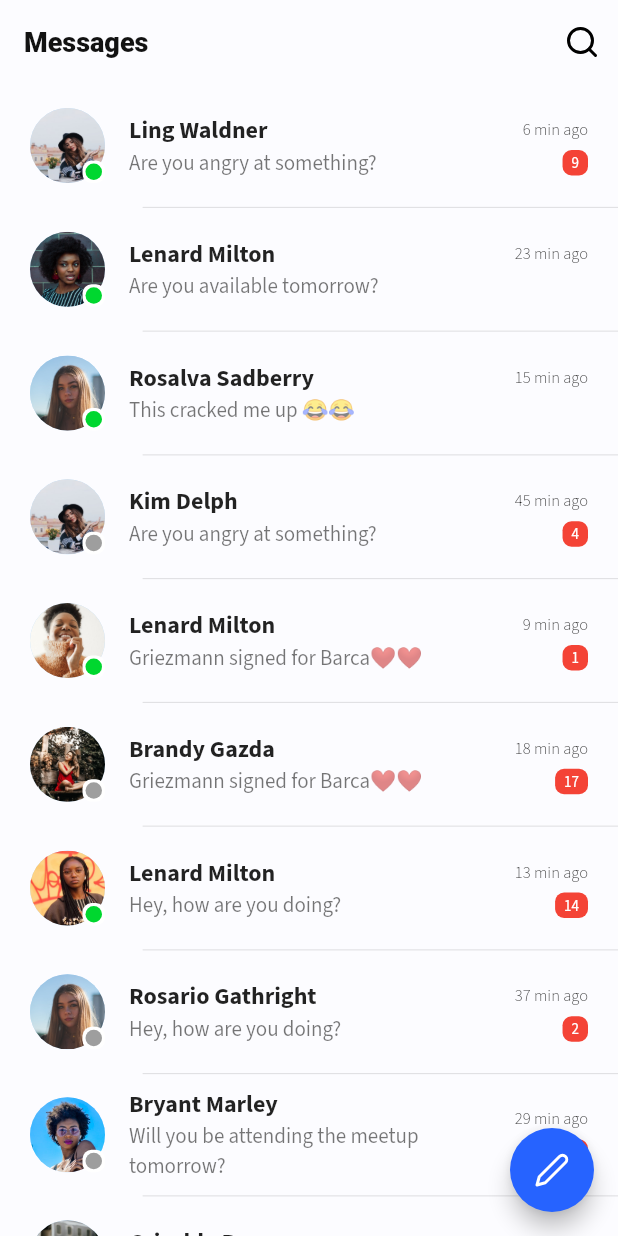
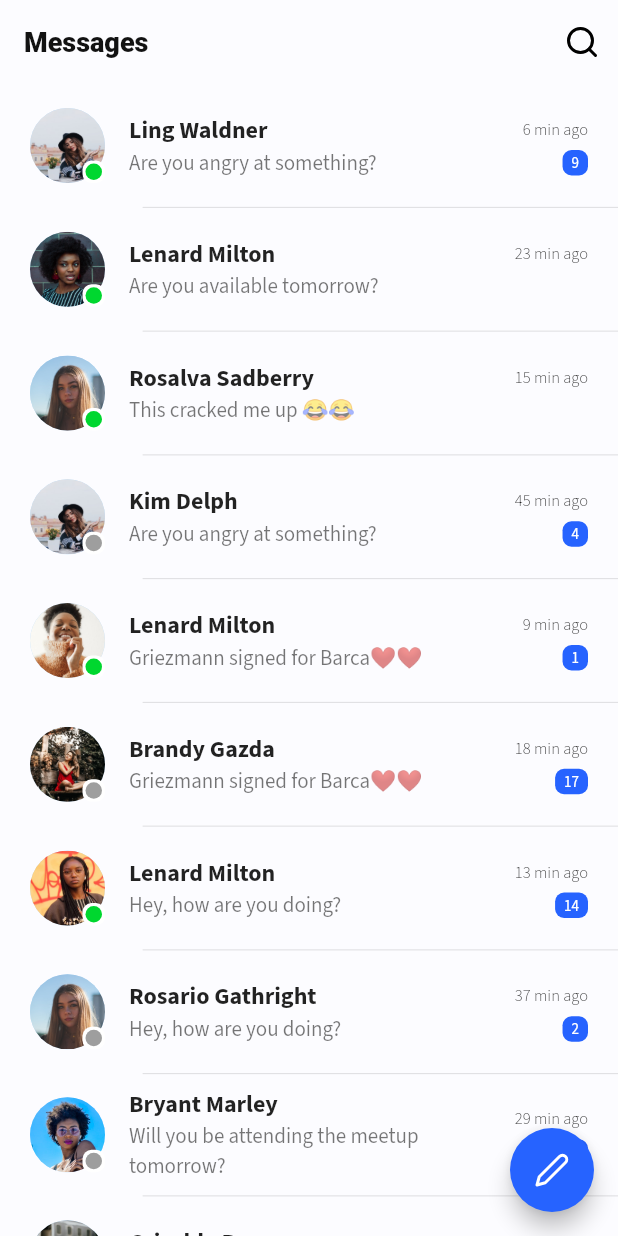
Before and after one commit to JideGuru/FlutterSocialAppUIKit, a Flutter app: the Chats screen opened directly, on a phone screen of 412 x 824 dp. Run offline on Flutter 3.47's test engine with Material 2 defaults, Android fonts, the phone set to English and light mode, and no system bars; our stand-ins replace cloud_firestore, firebase_auth, flutter_icons, google_fonts; accounts and stored records are empty.

Commit message:
Code cleanup

```diff
--- a/lib/components/chat_item.dart
+++ b/lib/components/chat_item.dart
@@ -108,7 +108,7 @@ class _ChatItemState extends State<ChatItem> {
       return Container(
         padding: EdgeInsets.all(1),
         decoration: BoxDecoration(
-          color: Colors.red,
+          color: Theme.of(context).accentColor,
           borderRadius: BorderRadius.circular(6),
         ),
         constraints: BoxConstraints(
--- a/lib/util/theme_config.dart
+++ b/lib/util/theme_config.dart
@@ -16,16 +16,7 @@ class ThemeConfig {
     accentColor: lightAccent,
     cursorColor: lightAccent,
     scaffoldBackgroundColor: lightBG,
-    appBarTheme: AppBarTheme(
-      elevation: 0,
-      textTheme: TextTheme(
-        title: TextStyle(
-          color: darkBG,
-          fontSize: 18.0,
-          fontWeight: FontWeight.w800,
-        ),
-      ),
-    ),
+    appBarTheme: appBarTheme(darkBG),
   );
 
   static ThemeData darkTheme = ThemeData(
@@ -35,17 +26,21 @@ class ThemeConfig {
     accentColor: darkAccent,
     scaffoldBackgroundColor: darkBG,
     cursorColor: darkAccent,
-    appBarTheme: AppBarTheme(
+    appBarTheme: appBarTheme(lightBG),
+  );
+
+  static AppBarTheme appBarTheme(Color titleColor) {
+    return AppBarTheme(
       elevation: 0,
       textTheme: TextTheme(
-        title: TextStyle(
-          color: lightBG,
+        headline6: TextStyle(
+          color: titleColor,
           fontSize: 18.0,
           fontWeight: FontWeight.w800,
         ),
       ),
-    ),
-  );
+    );
+  }
 
   static BoxShadow cardShadow = BoxShadow(
     color: lightAccent.withOpacity(0.1),
--- a/lib/view_models/auth/login_view_model.dart
+++ b/lib/view_models/auth/login_view_model.dart
@@ -36,7 +36,7 @@ class LoginViewModel extends ChangeNotifier {
           '${auth.handleFirebaseAuthError(e.toString())}',
         );
       });
-      if (loggedIn = true) {
+      if (loggedIn == true) {
         Navigator.popUntil(context, (route) => route.isFirst);
         Router.pushPage(context, MainScreen());
       }
--- a/lib/view_models/auth/register_view_model.dart
+++ b/lib/view_models/auth/register_view_model.dart
@@ -38,7 +38,7 @@ class RegisterViewModel extends ChangeNotifier {
           '${auth.handleFirebaseAuthError(e.toString())}',
         );
       });
-      if(userCreated = true){
+      if (userCreated == true) {
         Navigator.popUntil(context, (route) => route.isFirst);
         Router.pushPage(context, MainScreen());
       }
```
